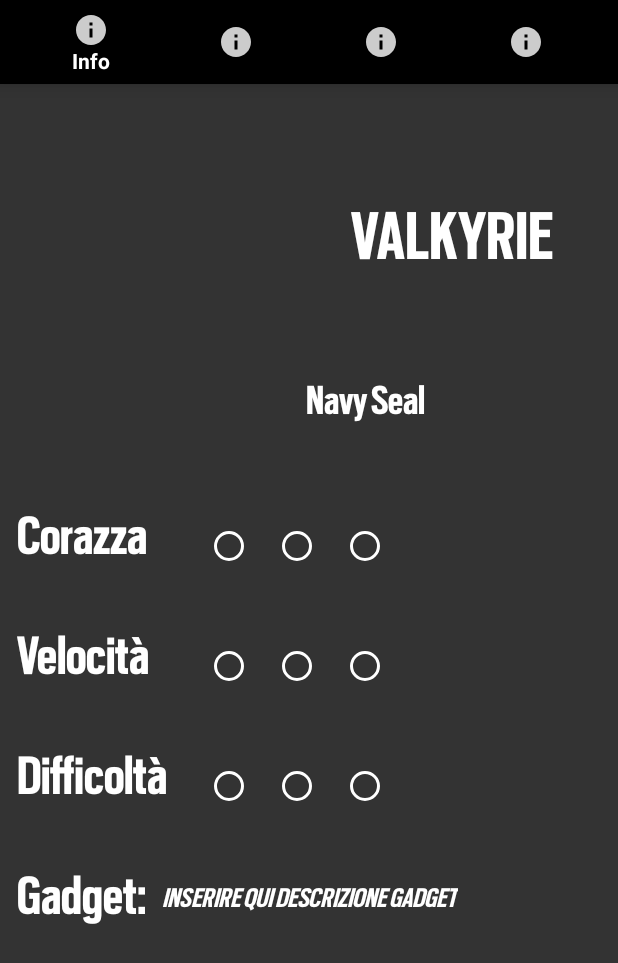
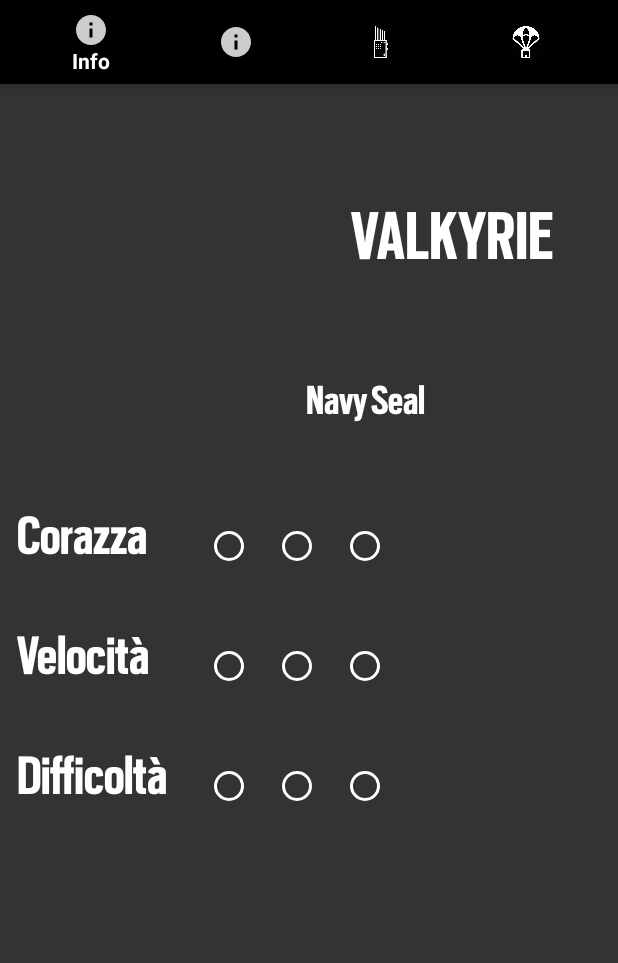
Before and after one commit to Peppone248/r6strategies, an Android app: the OperatoreInfo screen opened directly, with no data from a screen before it, on a phone screen of 412 x 824 dp. Shown: the top 963 px of the screen. Run offline under Robolectric (Android 15) with nearby library versions, the phone set to English and light mode, and no system bars; 4 statements that could not run were skipped.

Commit message:
aggiunta di un paio di icone rimozione gadget da fragment info inizio layout gadget

```diff
--- a/app/src/main/res/layout/fragment_operator_info.xml
+++ b/app/src/main/res/layout/fragment_operator_info.xml
@@ -196,42 +196,6 @@
                 android:clickable="false" />
         </LinearLayout>
 
-        <LinearLayout
-            android:layout_width="wrap_content"
-            android:layout_height="wrap_content"
-            android:layout_gravity="center_vertical"
-            android:orientation="horizontal">
-        <TextView
-            android:layout_width="match_parent"
-            android:layout_height="50dp"
-            android:layout_marginStart="10dp"
-            android:layout_marginTop="40dp"
-            android:fontFamily="@font/scoutcond"
-            android:shadowColor="@color/white"
-            android:text="Gadget:"
-            android:textColor="@color/white"
-            android:textSize="40sp" />
-
-        <TextView
-            android:id="@+id/descrizione_gadget"
-            android:layout_width="match_parent"
-            android:layout_height="40dp"
-            android:layout_marginStart="10dp"
-            android:layout_marginTop="35dp"
-            android:fontFamily="@font/scoutcond"
-            android:shadowColor="@color/white"
-            android:text="INSERIRE QUI DESCRIZIONE GADGET"
-            android:textColor="@color/white"
-            android:textSize="20sp"
-            android:textStyle="italic" />
-        </LinearLayout>
     </LinearLayout>
 
-
-
-
-
-
-
-
 </LinearLayout>
--- a/app/src/main/res/menu/navigation.xml
+++ b/app/src/main/res/menu/navigation.xml
@@ -12,12 +12,12 @@
 
     <item
         android:id="@+id/navigation_gadget"
-        android:icon="@drawable/ic_info_operatore"
+        android:icon="@drawable/gadget"
         android:title="Gadget"/>
 
     <item
         android:id="@+id/navigation_loadout"
-        android:icon="@drawable/ic_info_operatore"
+        android:icon="@drawable/loadouticon"
         android:title="Loadout"/>
 
 </menu>
```
Also changed, not shown: app/src/main/res/layout/fragment_operator_gadget.xml (+12 -6 lines), app/src/main/res/drawable/gadget.png (added), app/src/main/res/drawable/loadouticon.webp (added).
